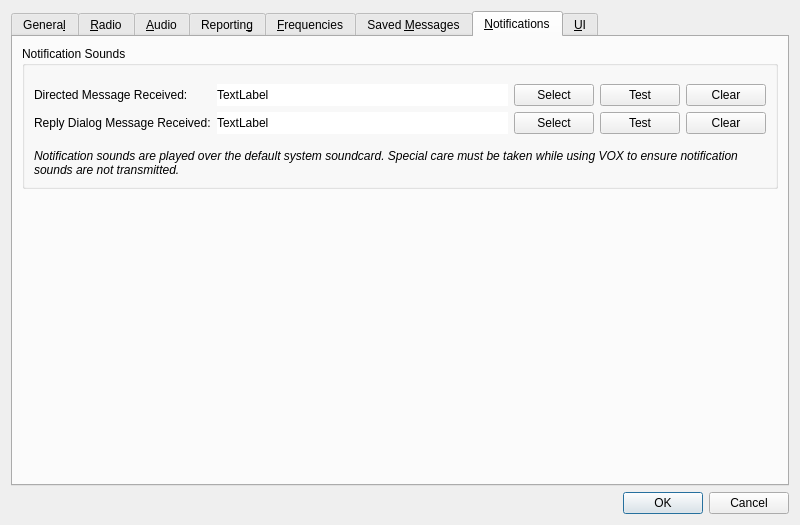
Above: Configuration.ui from qcmiao1998/js8call before the change. Below: the same form after it.
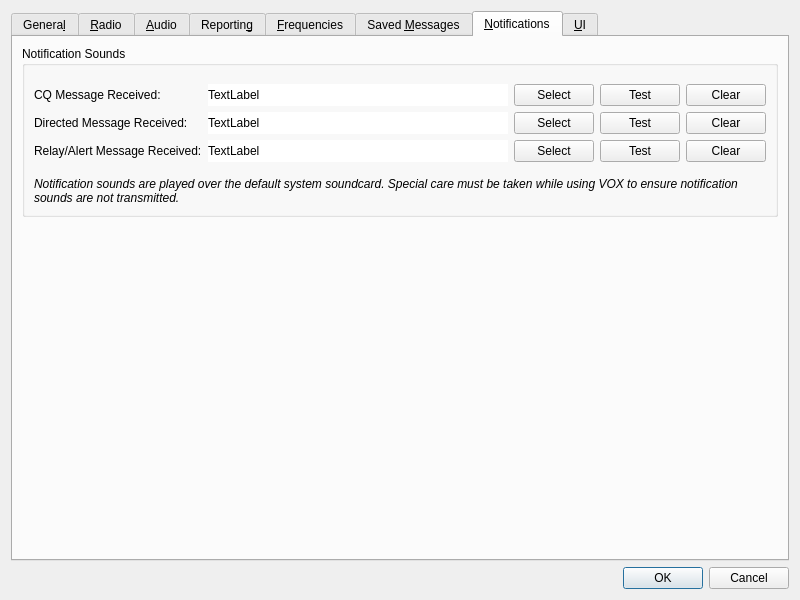
That is the form after the change. The open tabs and pages were chosen to show the change.

Commit message: Added notification for CQ messages

```diff
--- a/Configuration.ui
+++ b/Configuration.ui
@@ -7,7 +7,7 @@
     <x>0</x>
     <y>0</y>
     <width>800</width>
-    <height>525</height>
+    <height>600</height>
    </rect>
   </property>
   <property name="windowTitle">
@@ -63,7 +63,7 @@
                 <x>0</x>
                 <y>0</y>
                 <width>738</width>
-                <height>378</height>
+                <height>453</height>
                </rect>
               </property>
               <layout class="QVBoxLayout" name="verticalLayout_3">
@@ -1243,7 +1243,7 @@
                <rect>
                 <x>0</x>
                 <y>0</y>
-                <width>718</width>
+                <width>237</width>
                 <height>436</height>
                </rect>
               </property>
@@ -1662,7 +1662,7 @@
             <x>0</x>
             <y>0</y>
             <width>760</width>
-            <height>427</height>
+            <height>502</height>
            </rect>
           </property>
           <layout class="QVBoxLayout" name="verticalLayout_29">
@@ -2420,7 +2420,7 @@
             <x>0</x>
             <y>0</y>
             <width>760</width>
-            <height>427</height>
+            <height>502</height>
            </rect>
           </property>
           <layout class="QVBoxLayout" name="verticalLayout_31">
@@ -2755,22 +2755,39 @@
              <property name="rightMargin">
               <number>0</number>
              </property>
-             <item row="1" column="4">
-              <widget class="QPushButton" name="sound_am_path_reset_push_button">
+             <item row="6" column="3">
+              <widget class="QPushButton" name="sound_am_path_test_push_button">
                <property name="text">
-                <string>Clear</string>
+                <string>Test</string>
                </property>
               </widget>
              </item>
-             <item row="0" column="4">
+             <item row="5" column="4">
               <widget class="QPushButton" name="sound_dm_path_reset_push_button">
                <property name="text">
                 <string>Clear</string>
                </property>
               </widget>
              </item>
-             <item row="0" column="1">
-              <widget class="QLabel" name="sound_dm_path_display_label">
+             <item row="6" column="4">
+              <widget class="QPushButton" name="sound_am_path_reset_push_button">
+               <property name="text">
+                <string>Clear</string>
+               </property>
+              </widget>
+             </item>
+             <item row="3" column="0">
+              <widget class="QLabel" name="sound_cq_path_label">
+               <property name="text">
+                <string>CQ Message Received:</string>
+               </property>
+               <property name="buddy">
+                <cstring>azel_path_select_push_button</cstring>
+               </property>
+              </widget>
+             </item>
+             <item row="6" column="1">
+              <widget class="QLabel" name="sound_am_path_display_label">
                <property name="sizePolicy">
                 <sizepolicy hsizetype="Preferred" vsizetype="Preferred">
                  <horstretch>1</horstretch>
@@ -2785,31 +2802,47 @@
                </property>
               </widget>
              </item>
-             <item row="1" column="2">
-              <widget class="QPushButton" name="sound_am_path_select_push_button">
-               <property name="text">
-                <string>Select</string>
-               </property>
-              </widget>
-             </item>
-             <item row="1" column="0">
+             <item row="6" column="0">
               <widget class="QLabel" name="sound_am_path_label">
                <property name="text">
-                <string>Reply Dialog Message Received:</string>
+                <string>Relay/Alert Message Received:</string>
                </property>
                <property name="buddy">
                 <cstring>azel_path_select_push_button</cstring>
                </property>
               </widget>
              </item>
-             <item row="0" column="2">
+             <item row="5" column="2">
               <widget class="QPushButton" name="sound_dm_path_select_push_button">
                <property name="text">
                 <string>Select</string>
                </property>
               </widget>
              </item>
-             <item row="0" column="0">
+             <item row="5" column="1">
+              <widget class="QLabel" name="sound_dm_path_display_label">
+               <property name="sizePolicy">
+                <sizepolicy hsizetype="Preferred" vsizetype="Preferred">
+                 <horstretch>1</horstretch>
+                 <verstretch>0</verstretch>
+                </sizepolicy>
+               </property>
+               <property name="styleSheet">
+                <string notr="true">background-color: rgb(255, 255, 255);</string>
+               </property>
+               <property name="text">
+                <string>TextLabel</string>
+               </property>
+              </widget>
+             </item>
+             <item row="6" column="2">
+              <widget class="QPushButton" name="sound_am_path_select_push_button">
+               <property name="text">
+                <string>Select</string>
+               </property>
+              </widget>
+             </item>
+             <item row="5" column="0">
               <widget class="QLabel" name="sound_dm_path_label">
                <property name="text">
                 <string>Directed Message Received:</string>
@@ -2819,36 +2852,50 @@
                </property>
               </widget>
              </item>
-             <item row="1" column="1">
-              <widget class="QLabel" name="sound_am_path_display_label">
-               <property name="sizePolicy">
-                <sizepolicy hsizetype="Preferred" vsizetype="Preferred">
-                 <horstretch>1</horstretch>
-                 <verstretch>0</verstretch>
-                </sizepolicy>
-               </property>
-               <property name="styleSheet">
-                <string notr="true">background-color: rgb(255, 255, 255);</string>
-               </property>
-               <property name="text">
-                <string>TextLabel</string>
-               </property>
-              </widget>
-             </item>
-             <item row="0" column="3">
+             <item row="5" column="3">
               <widget class="QPushButton" name="sound_dm_path_test_push_button">
                <property name="text">
                 <string>Test</string>
                </property>
               </widget>
              </item>
-             <item row="1" column="3">
-              <widget class="QPushButton" name="sound_am_path_test_push_button">
+             <item row="3" column="1">
+              <widget class="QLabel" name="sound_cq_path_display_label">
+               <property name="sizePolicy">
+                <sizepolicy hsizetype="Preferred" vsizetype="Preferred">
+                 <horstretch>1</horstretch>
+                 <verstretch>0</verstretch>
+                </sizepolicy>
+               </property>
+               <property name="styleSheet">
+                <string notr="true">background-color: rgb(255, 255, 255);</string>
+               </property>
+               <property name="text">
+                <string>TextLabel</string>
+               </property>
+              </widget>
+             </item>
+             <item row="3" column="2">
+              <widget class="QPushButton" name="sound_cq_path_select_push_button">
+               <property name="text">
+                <string>Select</string>
+               </property>
+              </widget>
+             </item>
+             <item row="3" column="3">
+              <widget class="QPushButton" name="sound_cq_path_test_push_button">
                <property name="text">
                 <string>Test</string>
                </property>
               </widget>
              </item>
+             <item row="3" column="4">
+              <widget class="QPushButton" name="sound_cq_path_reset_push_button">
+               <property name="text">
+                <string>Clear</string>
+               </property>
+              </widget>
+             </item>
             </layout>
            </widget>
           </item>
@@ -2951,7 +2998,7 @@
                 <x>0</x>
                 <y>0</y>
                 <width>738</width>
-                <height>303</height>
+                <height>378</height>
                </rect>
               </property>
               <layout class="QGridLayout" name="gridLayout_15">
@@ -3205,8 +3252,8 @@
                <rect>
                 <x>0</x>
                 <y>0</y>
-                <width>738</width>
-                <height>450</height>
+                <width>233</width>
+                <height>253</height>
                </rect>
               </property>
               <layout class="QGridLayout" name="gridLayout_5">
@@ -3409,8 +3456,8 @@
                <rect>
                 <x>0</x>
                 <y>0</y>
-                <width>738</width>
-                <height>450</height>
+                <width>277</width>
+                <height>93</height>
                </rect>
               </property>
               <layout class="QGridLayout" name="gridLayout_8">
```
The commit also changes 4 other files.
